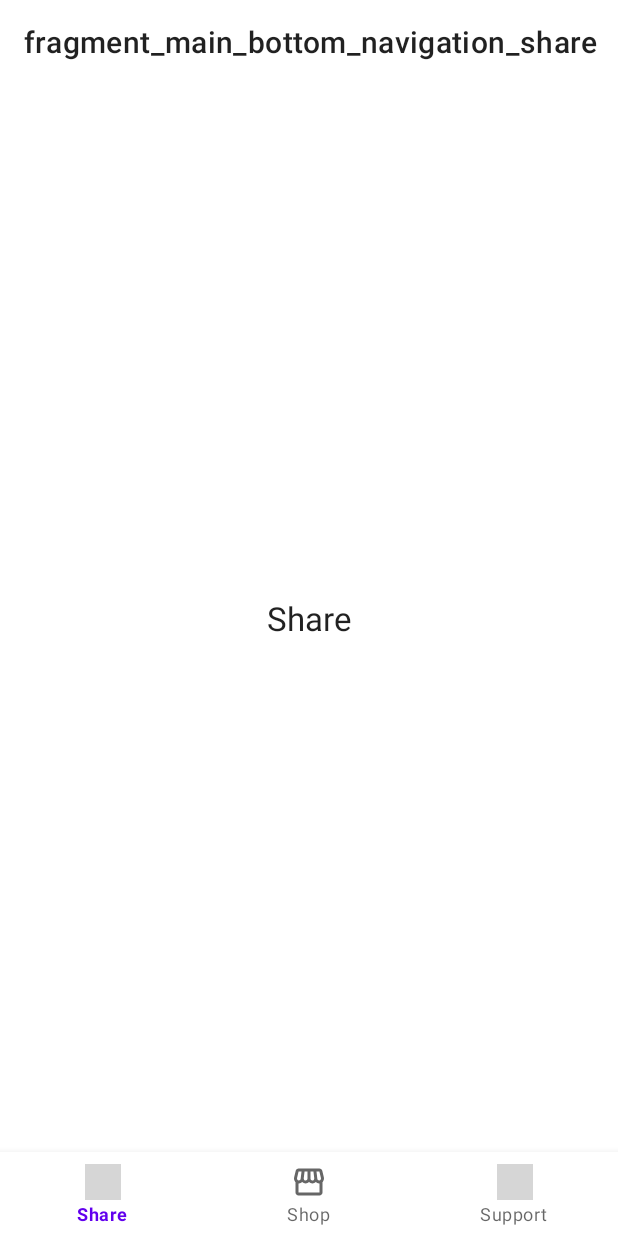
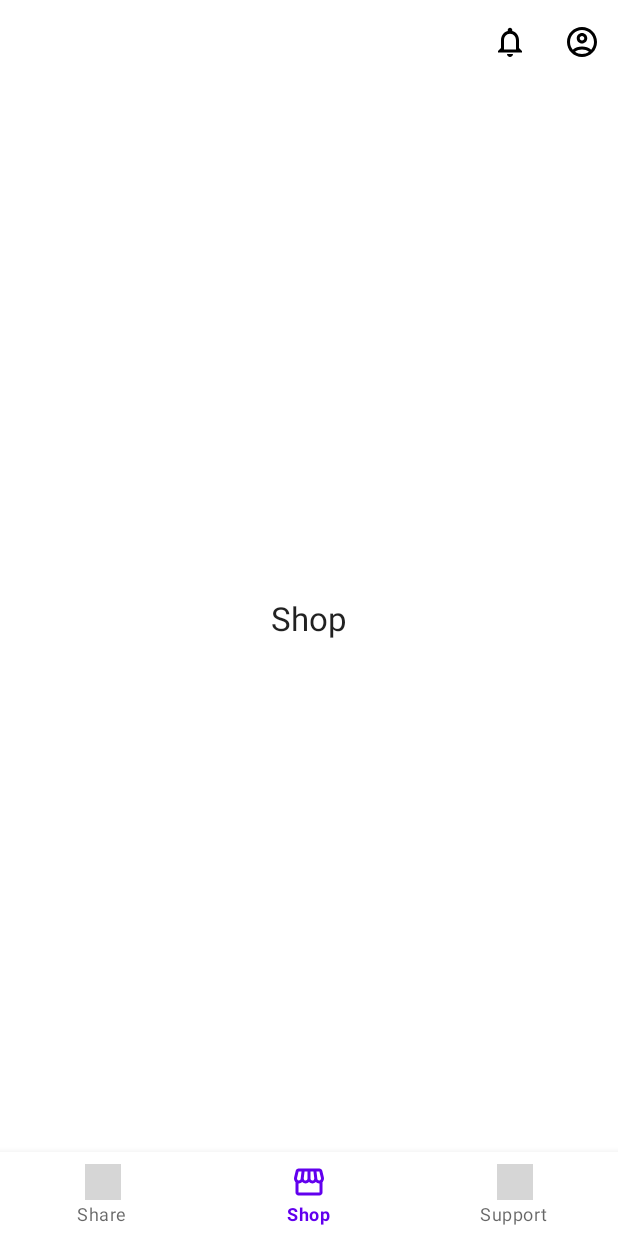
Before and after one commit to sharity2022/Official_Sharity_Mobile, an Android app: the screen it shows after launch (MainActivity), on a phone screen of 412 x 824 dp. Run offline under Robolectric (Android 15) with nearby library versions, the light colour scheme and no system bars; our stand-ins replace navigation-ui; grey boxes are pictures that could not be loaded.

Commit message:
Initial Commit

```diff
--- a/app/src/main/AndroidManifest.xml
+++ b/app/src/main/AndroidManifest.xml
@@ -14,6 +14,9 @@
         android:theme="@style/Theme.Sharity"
         tools:targetApi="31">
         <activity
+            android:name=".activity.NotificationActivity"
+            android:exported="false" />
+        <activity
             android:name=".activity.MainActivity"
             android:exported="true">
             <intent-filter>
--- a/app/src/main/java/com/capstone/sharity/activity/MainActivity.java
+++ b/app/src/main/java/com/capstone/sharity/activity/MainActivity.java
@@ -1,19 +1,21 @@
 package com.capstone.sharity.activity;
 
-import androidx.annotation.NonNull;
 import androidx.appcompat.app.AppCompatActivity;
+import androidx.appcompat.widget.Toolbar;
 import androidx.navigation.NavController;
 import androidx.navigation.fragment.NavHostFragment;
 import androidx.navigation.ui.AppBarConfiguration;
 import androidx.navigation.ui.NavigationUI;
 
+import android.content.Intent;
 import android.os.Bundle;
-import android.view.Menu;
 import android.view.MenuItem;
+import android.widget.Toast;
 
 import com.capstone.sharity.R;
 
 import com.google.android.material.appbar.MaterialToolbar;
+import com.google.android.material.bottomnavigation.BottomNavigationView;
 
 public class MainActivity extends AppCompatActivity {
 
@@ -22,32 +24,40 @@ public class MainActivity extends AppCompatActivity {
         super.onCreate(savedInstanceState);
         setContentView(R.layout.activity_main);
 
-        //Toolbar
+        //Controller
         NavHostFragment navHostFragment = (NavHostFragment) getSupportFragmentManager().findFragmentById(R.id.main_content);
         NavController navController = navHostFragment.getNavController();
-        AppBarConfiguration appBarConfiguration = new AppBarConfiguration.Builder(navController.getGraph()).build();
+        AppBarConfiguration appBarConfiguration = new AppBarConfiguration.Builder(
+                R.id.mainBottomNavigationShareFragment,
+                R.id.mainBottomNavigationShopFragment,
+                R.id.mainBottomNavigationSupportFragment
+        ).build();
+
+        //Toolbar
         MaterialToolbar materialToolbar = findViewById(R.id.materialToolbar);
-        NavigationUI.setupWithNavController(materialToolbar, navController, appBarConfiguration);
-    }
-
+        materialToolbar.inflateMenu(R.menu.main_toolbar_menu);
+        materialToolbar.setOnMenuItemClickListener(new Toolbar.OnMenuItemClickListener() {
             @Override
-    public boolean onCreateOptionsMenu(@NonNull Menu menu) {
-        getMenuInflater().inflate(R.menu.main_toolbar_menu, menu);
-        return super.onCreateOptionsMenu(menu);
-    }
-
-    @Override
-    public boolean onOptionsItemSelected(@NonNull MenuItem item) {
-
+            public boolean onMenuItemClick(MenuItem item) {
                 switch (item.getItemId()){
                     case R.id.mainToolbarNotificationsActivity:
+                        Intent intent = new Intent(MainActivity.this, NotificationActivity.class);
+                        startActivity(intent);
+                        Toast.makeText(getApplicationContext(),"Notifications", Toast.LENGTH_SHORT).show();
                         //code here
-                break;
+
                     case R.id.mainToolbarAccountActivity:
+                        Toast.makeText(getApplicationContext(),"Account", Toast.LENGTH_SHORT).show();
                         //code here
                         break;
                 }
+                return false;
+            }
+        });
+        NavigationUI.setupWithNavController(materialToolbar, navController, appBarConfiguration);
 
-        return super.onOptionsItemSelected(item);
+        //Bottom Navigation
+        BottomNavigationView bottomNavigationView = findViewById(R.id.bottomNavigationView);
+        NavigationUI.setupWithNavController(bottomNavigationView, navController);
     }
 }
--- a/app/src/main/res/navigation/main_bottom_navigation_nav.xml
+++ b/app/src/main/res/navigation/main_bottom_navigation_nav.xml
@@ -3,21 +3,18 @@
     xmlns:app="http://schemas.android.com/apk/res-auto"
     xmlns:tools="http://schemas.android.com/tools"
     android:id="@+id/main_bottom_navigation_nav"
-    app:startDestination="@id/mainBottomNavigationShareFragment">
+    app:startDestination="@id/mainBottomNavigationShopFragment">
 
     <fragment
         android:id="@+id/mainBottomNavigationShareFragment"
         android:name="com.capstone.sharity.fragment.MainBottomNavigationShareFragment"
-        android:label="fragment_main_bottom_navigation_share"
         tools:layout="@layout/fragment_main_bottom_navigation_share" />
     <fragment
         android:id="@+id/mainBottomNavigationShopFragment"
         android:name="com.capstone.sharity.fragment.MainBottomNavigationShopFragment"
-        android:label="fragment_main_bottom_navigation_shop"
         tools:layout="@layout/fragment_main_bottom_navigation_shop" />
     <fragment
         android:id="@+id/mainBottomNavigationSupportFragment"
         android:name="com.capstone.sharity.fragment.MainBottomNavigationSupportFragment"
-        android:label="fragment_main_bottom_navigation_support"
         tools:layout="@layout/fragment_main_bottom_navigation_support" />
 </navigation>
```
Also changed, not shown: app/src/main/java/com/capstone/sharity/activity/NotificationActivity.java (added, +31 -0 lines), app/src/main/res/layout/activity_notification.xml (added, +21 -0 lines). Lines whose indentation alone changed are shown as unchanged.
